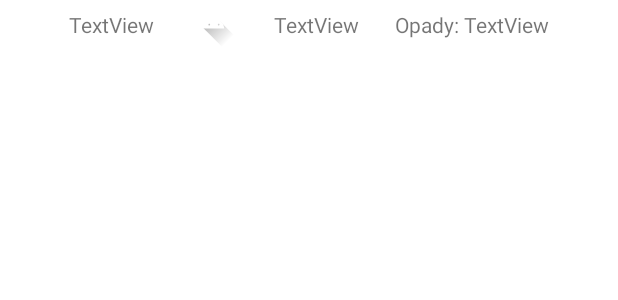
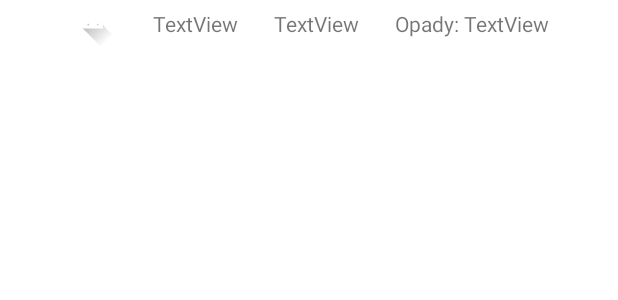
Before and after one commit to KraftUnderscore/weather-app, an Android app: the layout daily_scroll_item.xml on its own in the app's theme, with its tools: preview values and no code run, on a phone screen of 412 x 824 dp. Shown: the top 300 px of the screen. Run offline under Robolectric (Android 15) with nearby library versions, the phone set to English and light mode, and no system bars; network calls fail.

Commit message:
Week view works

```diff
--- a/app/src/main/java/com/pieta/weatherapp/data/RequestHandler.kt
+++ b/app/src/main/java/com/pieta/weatherapp/data/RequestHandler.kt
@@ -1,6 +1,7 @@
 package com.pieta.weatherapp.data
 
 import android.content.Context
+import android.util.Log
 import com.android.volley.Request
 import com.android.volley.Response
 import com.android.volley.toolbox.StringRequest
@@ -19,9 +20,11 @@ class RequestHandler constructor(context: Context)
         val stringRequest = StringRequest(
             Request.Method.GET, url,
             Response.Listener<String> { response ->
+                Log.i("WeatherApp", "Got request response")
                 f(response)
             },
             Response.ErrorListener { f("ERROR") })
+        Log.i("WeatherApp", "Start request")
         queue.add(stringRequest)
     }
 }
--- a/app/src/main/res/layout/daily_scroll_item.xml
+++ b/app/src/main/res/layout/daily_scroll_item.xml
@@ -1,9 +1,10 @@
 <?xml version="1.0" encoding="utf-8"?>
-<androidx.constraintlayout.widget.ConstraintLayout xmlns:android="http://schemas.android.com/apk/res/android"
+<LinearLayout xmlns:android="http://schemas.android.com/apk/res/android"
     xmlns:app="http://schemas.android.com/apk/res-auto"
     xmlns:tools="http://schemas.android.com/tools"
     android:layout_width="match_parent"
-    android:layout_height="wrap_content">
+    android:layout_height="wrap_content"
+    android:gravity="center">
 
     <ImageView
         android:id="@+id/dailyScrollItemIcon"
@@ -11,12 +12,7 @@
         android:layout_height="32dp"
         android:layout_marginEnd="24dp"
         android:layout_marginRight="24dp"
-        android:src="@drawable/ic_launcher_foreground"
-        app:layout_constraintBottom_toBottomOf="parent"
-        app:layout_constraintEnd_toStartOf="@+id/dailyScrollTempText"
-        app:layout_constraintHorizontal_bias="0.5"
-        app:layout_constraintStart_toEndOf="@+id/dailyScrollDayText"
-        app:layout_constraintTop_toTopOf="parent" />
+        android:src="@drawable/ic_launcher_foreground" />
 
     <TextView
         android:id="@+id/dailyScrollDayText"
@@ -24,13 +20,7 @@
         android:layout_height="wrap_content"
         android:layout_marginEnd="24dp"
         android:layout_marginRight="24dp"
-        android:text="TextView"
-        app:layout_constraintBottom_toBottomOf="parent"
-        app:layout_constraintEnd_toStartOf="@+id/dailyScrollItemIcon"
-        app:layout_constraintHorizontal_bias="0.5"
-        app:layout_constraintHorizontal_chainStyle="packed"
-        app:layout_constraintStart_toStartOf="parent"
-        app:layout_constraintTop_toTopOf="parent" />
+        android:text="TextView" />
 
     <TextView
         android:id="@+id/dailyScrollTempText"
@@ -38,33 +28,18 @@
         android:layout_height="wrap_content"
         android:layout_marginEnd="24dp"
         android:layout_marginRight="24dp"
-        android:text="TextView"
-        app:layout_constraintBottom_toBottomOf="parent"
-        app:layout_constraintEnd_toStartOf="@+id/dailyScrollRainLabel"
-        app:layout_constraintHorizontal_bias="0.5"
-        app:layout_constraintStart_toEndOf="@+id/dailyScrollItemIcon"
-        app:layout_constraintTop_toTopOf="parent" />
+        android:text="TextView" />
 
     <TextView
         android:id="@+id/dailyScrollRainLabel"
         android:layout_width="wrap_content"
         android:layout_height="wrap_content"
-        android:text="Opady: "
-        app:layout_constraintBottom_toBottomOf="parent"
-        app:layout_constraintEnd_toStartOf="@+id/dailyScrollRainText"
-        app:layout_constraintHorizontal_bias="0.5"
-        app:layout_constraintStart_toEndOf="@+id/dailyScrollTempText"
-        app:layout_constraintTop_toTopOf="parent" />
+        android:text="Opady: " />
 
     <TextView
         android:id="@+id/dailyScrollRainText"
         android:layout_width="wrap_content"
         android:layout_height="wrap_content"
-        android:text="TextView"
-        app:layout_constraintBottom_toBottomOf="parent"
-        app:layout_constraintEnd_toEndOf="parent"
-        app:layout_constraintHorizontal_bias="0.5"
-        app:layout_constraintStart_toEndOf="@+id/dailyScrollRainLabel"
-        app:layout_constraintTop_toTopOf="parent" />
+        android:text="TextView" />
 
-</androidx.constraintlayout.widget.ConstraintLayout>
+</LinearLayout>
```
Also changed, not shown: app/src/main/java/com/pieta/weatherapp/MainActivity.kt (+13 -10 lines), app/src/main/java/com/pieta/weatherapp/adapters/ViewPagerAdapter.kt (+70 -16 lines).
